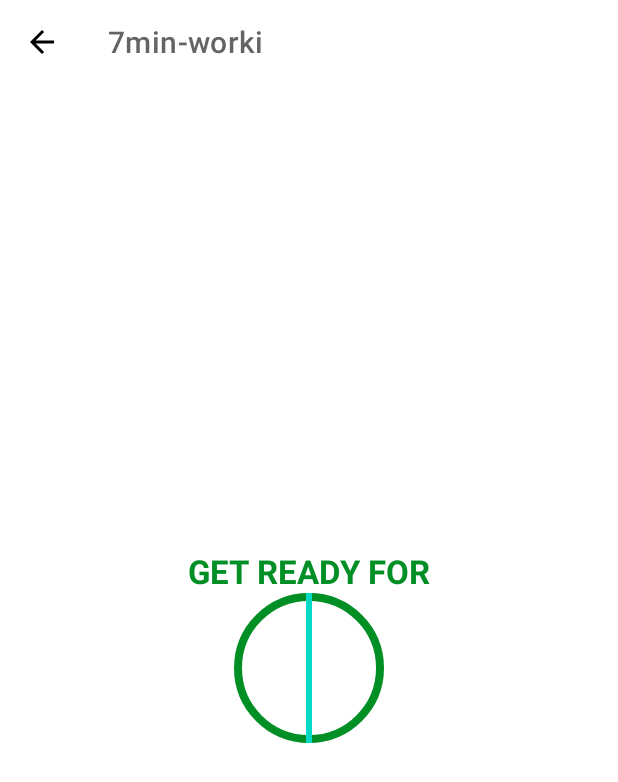
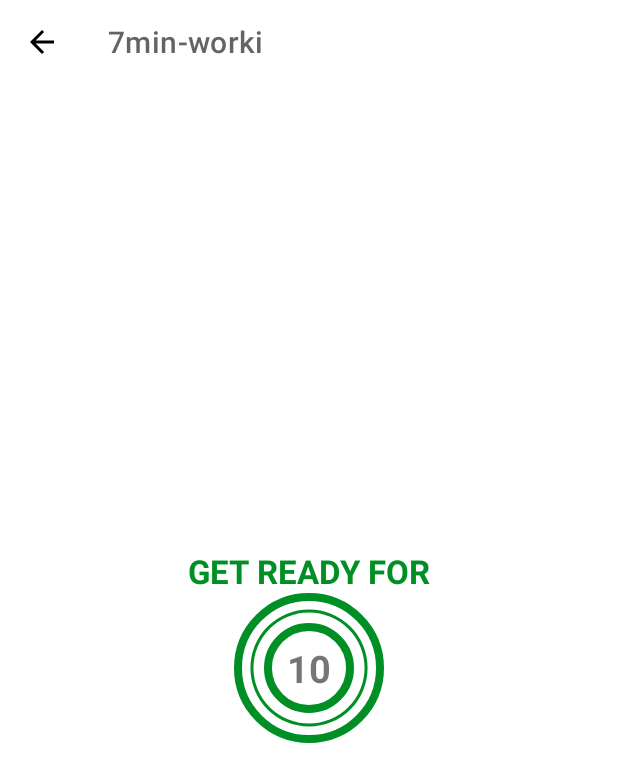
Before and after one commit to okravi/7min-worki, an Android app: the ExerciseActivity screen opened directly, with no data from a screen before it, on a phone screen of 412 x 824 dp. Shown: the top 782 px of the screen. Run offline under Robolectric (Android 15) with nearby library versions, the phone set to English and light mode, and no system bars.

Commit message:
progress update

```diff
--- /dev/null
+++ b/app/src/main/res/drawable/circular_progress_bar.xml
@@ -0,0 +1,14 @@
+<?xml version="1.0" encoding="utf-8"?>
+<layer-list xmlns:android="http://schemas.android.com/apk/res/android">
+    <item>
+        <shape
+            android:innerRadiusRatio="2.7"
+            android:shape="ring"
+            android:thicknessRatio="50.0"
+            android:useLevel="true"
+            >
+            <solid android:color="@color/colorAccent"/>
+
+        </shape>
+    </item>
+</layer-list>
--- /dev/null
+++ b/app/src/main/res/drawable/circular_progress_gray.xml
@@ -0,0 +1,14 @@
+<?xml version="1.0" encoding="utf-8"?>
+<layer-list xmlns:android="http://schemas.android.com/apk/res/android">
+    <item>
+        <shape
+            android:innerRadiusRatio="2.7"
+            android:shape="ring"
+            android:thicknessRatio="50.0"
+            android:useLevel="true"
+            >
+            <solid android:color="#D4DEE7"/>
+
+        </shape>
+    </item>
+</layer-list>
--- /dev/null
+++ b/app/src/main/res/drawable/item_circular_color_accent_background.xml
@@ -0,0 +1,6 @@
+<?xml version="1.0" encoding="utf-8"?>
+<shape xmlns:android="http://schemas.android.com/apk/res/android"
+    android:shape="oval">
+    <solid android:color="@color/colorAccent"/>
+
+</shape>
--- a/app/src/main/res/layout/activity_exercise.xml
+++ b/app/src/main/res/layout/activity_exercise.xml
@@ -46,11 +46,29 @@
             android:layout_width="100dp"
             android:layout_height="100dp"
             android:layout_gravity="center"
+            android:background="@drawable/circular_progress_gray"
+            android:progressDrawable="@drawable/circular_progress_bar"
+            android:indeterminate="false"
             android:max="10"
             android:progress="100"
-            android:rotation="-90"
+            android:rotation="-90" />
 
-            />
+        <LinearLayout
+            android:layout_width="60dp"
+            android:layout_height="60dp"
+            android:layout_gravity="center"
+            android:background="@drawable/item_color_accent_border_ripple_background"
+            android:gravity="center">
+
+            <TextView
+                android:id="@+id/tvTimer"
+                android:layout_width="wrap_content"
+                android:layout_height="wrap_content"
+                android:text="10"
+                android:textSize="25sp"
+                android:textStyle="bold" />
+
+        </LinearLayout>
     </FrameLayout>
 
 
```
